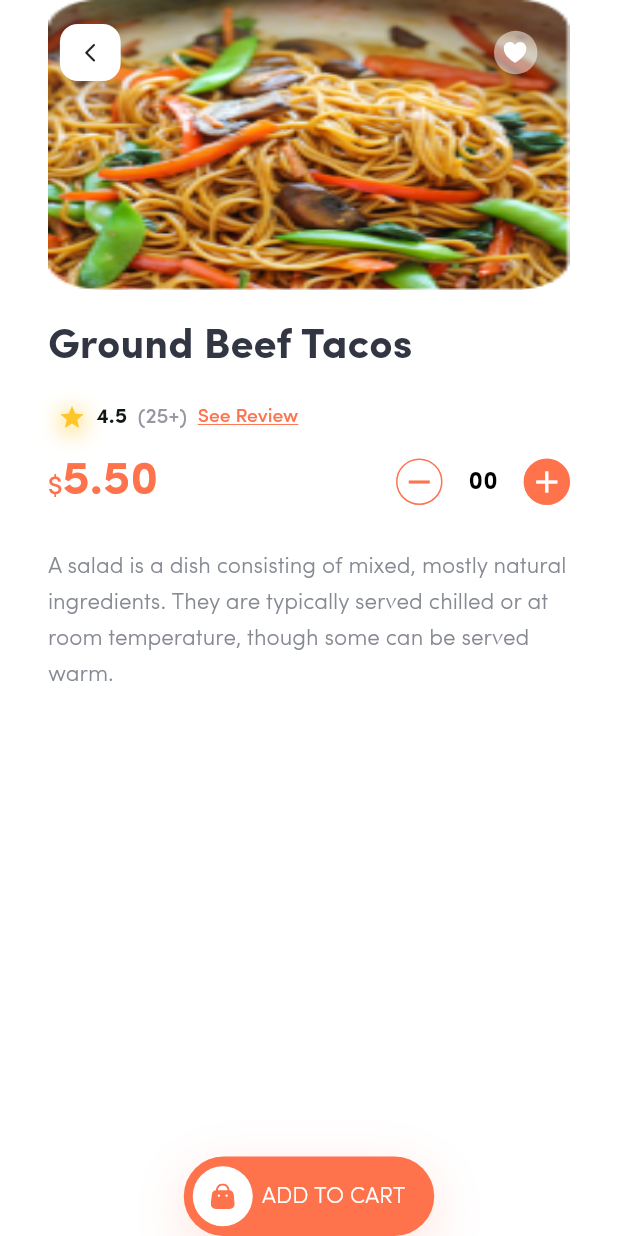
After one commit to TuNinh99/food_app, a Flutter app: the screen it shows after launch, after a tap on an icon or button, on a phone screen of 412 x 824 dp. The commit adds this screen. Run offline on Flutter 3.47's test engine with Material 2 defaults, Android fonts, the light colour scheme and no system bars; our stand-ins replace device_preview, flutter_svg.

Commit message:
Add food details page

```diff
--- a/lib/data/models/foods.dart
+++ b/lib/data/models/foods.dart
@@ -3,35 +3,82 @@ import 'package:food_app/data/models/ratingInfo.dart';
 class Food {
   final String name;
   final String image;
-  final String description;
+  final String shortDescription;
   final double price;
   final bool isFavourite;
   final RatingInfo ratingInfo;
+  final String description;
+  final List<AddOn> addOn;
 
-  Food(
-      {required this.name,
+  Food({
+    required this.name,
     required this.image,
-      required this.description,
+    required this.shortDescription,
     required this.price,
     required this.isFavourite,
-      required this.ratingInfo});
+    required this.ratingInfo,
+    required this.description,
+    required this.addOn,
+  });
+}
+
+class AddOn {
+  final String name;
+  final String image;
+  final double price;
+
+  AddOn({required this.name, required this.image, required this.price});
 }
 
 List<Food> popularItems = [
   Food(
       name: 'Salmon Salad',
-    image: 'assets/images/salad.png',
-    description: 'Baked salmon fish',
+      image: 'assets/images/foods/salad.png',
+      shortDescription: 'Vegetables and some fruits',
       price: 5.50,
       isFavourite: false,
-    ratingInfo: RatingInfo(rate: 4.5, numberRate: 25),
+      ratingInfo: RatingInfo(
+        rate: 4.5,
+        numberRate: 25,
       ),
+      description:
+          'A salad is a dish consisting of mixed, mostly natural ingredients. They are typically served chilled or at room temperature, though some can be served warm.',
+      addOn: []),
   Food(
       name: 'Salmon Pizza',
-    image: 'assets/images/pizza.png',
-    description: 'Baked salmon fish',
+      image: 'assets/images/foods/pizza.png',
+      shortDescription: 'Baked salmon fish',
       price: 8.25,
       isFavourite: true,
       ratingInfo: RatingInfo(rate: 4.7, numberRate: 86),
+      description:
+          'This is pizza prepared with seafood as a primary ingredient. Many types of seafood ingredients in fresh, frozen or canned forms may be used on seafood pizza. ',
+      addOn: []),
+  Food(
+    name: 'Ground Beef Tacos',
+    image: 'assets/images/foods/beef.png',
+    shortDescription: 'Brown the beef better',
+    price: 9.5,
+    isFavourite: true,
+    ratingInfo: RatingInfo(rate: 4.5, numberRate: 30),
+    description:
+        'Brown the beef better. Lean ground beef - I like to use 85% lean angus. Garlic - use fresh chopped. Spices - chili powder, cumin, onion powder. ',
+    addOn: [
+      AddOn(
+        name: 'Pepper  Julienned',
+        image: 'assets/images/addon/pepper.png',
+        price: 2.3,
+      ),
+      AddOn(
+        name: 'Baby Spinach',
+        image: 'assets/images/addon/spinach.png',
+        price: 4.7,
+      ),
+      AddOn(
+        name: 'Masroom',
+        image: 'assets/images/addon/masroom.png',
+        price: 2.5,
+      )
+    ],
   ),
 ];
--- a/lib/main.dart
+++ b/lib/main.dart
@@ -1,6 +1,7 @@
 import 'package:device_preview/device_preview.dart';
 import 'package:flutter/foundation.dart';
 import 'package:flutter/material.dart';
+import 'package:food_app/pages/food_details.dart';
 import 'package:food_app/pages/home_page.dart';
 
 void main() {
@@ -31,6 +32,7 @@ class FoodApp extends StatelessWidget {
       initialRoute: '$HomePage',
       routes: {
         '$HomePage': (context) => const HomePage(),
+        '$FoodDetails': (context) => const FoodDetails()
       },
     );
   }
--- /dev/null
+++ b/lib/pages/food_details.dart
@@ -0,0 +1,518 @@
+import 'package:flutter/material.dart';
+import 'package:flutter_svg/svg.dart';
+import 'package:food_app/data/models/foods.dart';
+import 'package:food_app/utils/themes.dart';
+
+class FoodDetails extends StatefulWidget {
+  const FoodDetails({super.key});
+
+  @override
+  State<FoodDetails> createState() => _FoodDetailsState();
+}
+
+class _FoodDetailsState extends State<FoodDetails> {
+  @override
+  Widget build(BuildContext context) {
+    final food = ModalRoute.of(context)!.settings.arguments as Food;
+    // final food = popularItems[2];
+
+    final Size size = MediaQuery.of(context).size;
+
+    return Scaffold(
+      backgroundColor: kColorWhite,
+      body: SafeArea(
+        child: Column(
+          children: [
+            Expanded(
+              flex: 4,
+              child: Column(
+                crossAxisAlignment: CrossAxisAlignment.start,
+                children: [
+                  Expanded(
+                    flex: 3,
+                    child: Padding(
+                      padding:
+                          EdgeInsets.symmetric(horizontal: size.width * 0.0775),
+                      child: Stack(
+                        children: [
+                          ClipRRect(
+                            borderRadius: const BorderRadius.all(
+                              Radius.circular(10),
+                            ),
+                            child: Image.asset(
+                              food.image,
+                              fit: BoxFit.fill,
+                              width: double.infinity,
+                            ),
+                          ),
+                          Padding(
+                            padding: const EdgeInsets.only(
+                              left: 8,
+                              top: 16,
+                              right: 16,
+                            ),
+                            child: Row(
+                              children: [
+                                Expanded(
+                                  child: GestureDetector(
+                                    onTap: () => Navigator.pop(context),
+                                    child: Container(
+                                      width: 38,
+                                      height: 38,
+                                      decoration: const BoxDecoration(
+                                        color: kColorWhite,
+                                        borderRadius: BorderRadius.all(
+                                          Radius.circular(12),
+                                        ),
+                                        boxShadow: [
+                                          BoxShadow(
+                                            offset: Offset(5, 10),
+                                            blurRadius: 20,
+                                            color: Color.fromRGBO(
+                                                211, 209, 216, 0.3),
+                                          ),
+                                        ],
+                                      ),
+                                      child: const Icon(
+                                        Icons.arrow_back_ios_new_rounded,
+                                        size: 15,
+                                      ),
+                                    ),
+                                  ),
+                                ),
+                                const Spacer(
+                                  flex: 6,
+                                ),
+                                Expanded(
+                                  child: CircleAvatar(
+                                    radius: 14.5,
+                                    backgroundColor: food.isFavourite
+                                        ? kColorPrimary
+                                        : const Color.fromRGBO(
+                                            255, 255, 255, 0.5),
+                                    child: SvgPicture.asset(
+                                      'assets/images/ic_heart.svg',
+                                    ),
+                                  ),
+                                )
+                              ],
+                            ),
+                          )
+                        ],
+                      ),
+                    ),
+                  ),
+                  const SizedBox(
+                    height: 20,
+                  ),
+                  Expanded(
+                    flex: 2,
+                    child: Padding(
+                      padding: EdgeInsets.symmetric(
+                        horizontal: size.width * 0.0775,
+                      ),
+                      child: Column(
+                        crossAxisAlignment: CrossAxisAlignment.start,
+                        children: [
+                          Expanded(
+                            child: Text(
+                              'Ground Beef Tacos',
+                              style: PrimaryFont.semiBold(28).copyWith(
+                                color: kColorLightBlack,
+                                height: 1.15,
+                              ),
+                            ),
+                          ),
+                          Expanded(
+                            child: FractionallySizedBox(
+                              widthFactor: 0.5,
+                              child: Row(
+                                mainAxisAlignment:
+                                    MainAxisAlignment.spaceEvenly,
+                                children: [
+                                  Container(
+                                    width: 18,
+                                    height: 18,
+                                    decoration: const BoxDecoration(
+                                      boxShadow: [
+                                        BoxShadow(
+                                          offset: Offset(0, 3),
+                                          blurRadius: 10,
+                                          color:
+                                              Color.fromRGBO(255, 197, 41, 0.4),
+                                        ),
+                                      ],
+                                    ),
+                                    child: const Icon(
+                                      Icons.star,
+                                      color: kColorYellow,
+                                      size: 18,
+                                    ),
+                                  ),
+                                  Text(
+                                    food.ratingInfo.rate.toString(),
+                                    style: PrimaryFont.semiBold(14).copyWith(
+                                      color: const Color(0XFF111719),
+                                      height: 1,
+                                    ),
+                                  ),
+                                  Text(
+                                    '(${food.ratingInfo.numberRate}+)',
+                                    style: PrimaryFont.medium(14).copyWith(
+                                      color: const Color(0XFF9796A1),
+                                      height: 1,
+                                    ),
+                                  ),
+                                  Text(
+                                    'See Review',
+                                    style: PrimaryFont.medium(13).copyWith(
+                                      color: kColorPrimary,
+                                      height: 1,
+                                      decoration: TextDecoration.underline,
+                                    ),
+                                  ),
+                                ],
+                              ),
+                            ),
+                          ),
+                          Expanded(
+                            child: Row(
+                              mainAxisAlignment: MainAxisAlignment.spaceBetween,
+                              children: [
+                                Expanded(
+                                  flex: 3,
+                                  child: RichText(
+                                    text: TextSpan(
+                                      text: '\$',
+                                      style: PrimaryFont.medium(17).copyWith(
+                                        color: kColorPrimary,
+                                        height: 1,
+                                      ),
+                                      children: [
+                                        TextSpan(
+                                          text: food.price.toStringAsFixed(2),
+                                          style:
+                                              PrimaryFont.semiBold(31).copyWith(
+                                            color: kColorPrimary,
+                                            height: 1,
+                                          ),
+                                        ),
+                                      ],
+                                    ),
+                                  ),
+                                ),
+                                const Spacer(
+                                  flex: 3,
+                                ),
+                                const Expanded(
+                                  flex: 3,
+                                  child: _GetAmountOfFood(),
+                                ),
+                              ],
+                            ),
+                          ),
+                        ],
+                      ),
+                    ),
+                  ),
+                ],
+              ),
+            ),
+            Expanded(
+              flex: 2,
+              child: Container(
+                padding: EdgeInsets.symmetric(
+                  horizontal: size.width * 0.0775,
+                  vertical: 20,
+                ),
+                child: Text(
+                  food.description,
+                  style: PrimaryFont.light(15).copyWith(
+                    color: const Color(0XFF858992),
+                    height: 1.57,
+                  ),
+                ),
+              ),
+            ),
+            Visibility(
+              visible: food.addOn.isNotEmpty,
+              child: Align(
+                alignment: Alignment.centerLeft,
+                child: Container(
+                  padding:
+                      EdgeInsets.symmetric(horizontal: size.width * 0.0775),
+                  margin: const EdgeInsets.only(bottom: 10),
+                  child: Text(
+                    'Choice of Add On',
+                    style: PrimaryFont.semiBold(18).copyWith(
+                      color: kColorLightBlack,
+                      height: 1,
+                    ),
+                  ),
+                ),
+              ),
+            ),
+            Expanded(
+              flex: 2,
+              child: Visibility(
+                visible: food.addOn.isNotEmpty,
+                child: Container(
+                  padding:
+                      EdgeInsets.symmetric(horizontal: size.width * 0.0775),
+                  child: _SelectAddOn(addOns: food.addOn),
+                ),
+              ),
+            ),
+            const Spacer(),
+            Center(
+              child: Container(
+                width: 167,
+                height: 53,
+                decoration: const BoxDecoration(
+                  borderRadius: BorderRadius.all(
+                    Radius.circular(28.5),
+                  ),
+                  color: kColorPrimary,
+                  boxShadow: [
+                    BoxShadow(
+                      offset: Offset(0, 10),
+                      blurRadius: 30,
+                      color: Color.fromRGBO(254, 114, 76, 0.2),
+                    ),
+                  ],
+                ),
+                child: Row(
+                  children: [
+                    Container(
+                      margin: const EdgeInsets.all(6.0),
+                      child: CircleAvatar(
+                        radius: 20,
+                        backgroundColor: kColorWhite,
+                        child: SvgPicture.asset(
+                            'assets/images/icon_menu/ic_cart.svg'),
+                      ),
+                    ),
+                    Center(
+                      child: Text(
+                        'ADD TO CART',
+                        style: PrimaryFont.light(15)
+                            .copyWith(color: kColorWhite, height: 1),
+                      ),
+                    )
+                  ],
+                ),
+              ),
+            ),
+          ],
+        ),
+      ),
+    );
+  }
+}
+
+class _GetAmountOfFood extends StatefulWidget {
+  const _GetAmountOfFood();
+
+  @override
+  State<_GetAmountOfFood> createState() => __GetAmountOfFoodState();
+}
+
+class __GetAmountOfFoodState extends State<_GetAmountOfFood> {
+  int amount = 0;
+
+  @override
+  Widget build(BuildContext context) {
+    return Row(
+      children: [
+        GestureDetector(
+          onTap: () => setState(() {
+            amount > 0 ? amount-- : amount = 0;
+          }),
+          child: Container(
+            width: 31,
+            height: 31,
+            decoration: BoxDecoration(
+              color: kColorWhite,
+              border: Border.all(
+                color: kColorPrimary,
+                width: 1,
+              ),
+              borderRadius: const BorderRadius.all(
+                Radius.circular(17),
+              ),
+            ),
+            child: const Icon(
+              Icons.remove,
+              color: kColorPrimary,
+            ),
+          ),
+        ),
+        Expanded(
+          child: Center(
+            child: Text(
+              amount < 10 ? ('0${amount.toString()}') : amount.toString(),
+              style: PrimaryFont.semiBold(16).copyWith(
+                color: kColorBlack,
+                height: 1,
+                letterSpacing: 0.25,
+              ),
+            ),
+          ),
+        ),
+        GestureDetector(
+          onTap: () => setState(() {
+            amount++;
+          }),
+          child: Container(
+            width: 31,
+            height: 31,
+            decoration: BoxDecoration(
+              color: kColorPrimary,
+              border: Border.all(
+                color: kColorPrimary,
+                width: 1,
+              ),
+              borderRadius: const BorderRadius.all(
+                Radius.circular(17),
+              ),
+            ),
+            child: const Icon(
+              Icons.add,
+              color: kColorWhite,
+            ),
+          ),
+        ),
+      ],
+    );
+  }
+}
+
+class _SelectAddOn extends StatefulWidget {
+  const _SelectAddOn({required this.addOns});
+
+  final List<AddOn> addOns;
+
+  @override
+  State<_SelectAddOn> createState() => __SelectAddOnState();
+}
+
+class __SelectAddOnState extends State<_SelectAddOn> {
+  @override
+  Widget build(BuildContext context) {
+    List<AddOn> addOns = widget.addOns;
+
+    int select = -1;
+
+    return ListView.builder(
+      itemCount: addOns.length,
+      itemBuilder: (context, index) {
+        return Container(
+          margin: const EdgeInsets.only(bottom: 10),
+          child: Row(
+            children: [
+              Expanded(
+                child: Container(
+                  width: 40,
+                  height: 40,
+                  clipBehavior: Clip.antiAlias,
+                  decoration: const BoxDecoration(
+                    color: Colors.transparent,
+                    borderRadius: BorderRadius.all(
+                      Radius.circular(20),
+                    ),
+                  ),
+                  child: CircleAvatar(
+                    backgroundColor: Colors.transparent,
+                    radius: 20,
+                    child: Image.asset(addOns[index].image),
+                  ),
+                ),
+              ),
+              const SizedBox(
+                width: 3,
+              ),
+              Expanded(
+                flex: 3,
+                child: Text(
+                  addOns[index].name,
+                  style: PrimaryFont.medium(14).copyWith(
+                    color: kColorBlack,
+                    height: 1.2,
+                  ),
+                ),
+              ),
+              const Spacer(
+                flex: 2,
+              ),
+              Expanded(
+                child: Text(
+                  '+\$${addOns[index].price}',
+                  style: PrimaryFont.medium(14).copyWith(
+                    color: kColorBlack,
+                    height: 1.2,
+                  ),
+                ),
+              ),
+              const _SelectButton(),
+            ],
+          ),
+        );
+      },
+    );
+  }
+}
+
+class _SelectButton extends StatefulWidget {
+  const _SelectButton({super.key});
+
+  @override
+  State<_SelectButton> createState() => __SelectButtonState();
+}
+
+class __SelectButtonState extends State<_SelectButton> {
+  bool isChecked = false;
+
+  @override
+  Widget build(BuildContext context) {
+    return GestureDetector(
+      onTap: () => setState(() {
+        isChecked = !isChecked;
+      }),
+      child: Container(
+        width: 22,
+        height: 22,
+        decoration: BoxDecoration(
+          border: Border.all(
+            color: isChecked ? kColorPrimary : const Color(0XFFD4D5DA),
+            width: 1.5,
+          ),
+          borderRadius: const BorderRadius.all(
+            Radius.circular(11),
+          ),
+        ),
+        child: Visibility(
+          visible: isChecked,
+          child: Center(
+            child: Container(
+              width: 13,
+              height: 13,
+              decoration: const BoxDecoration(
+                color: kColorPrimary,
+                borderRadius: BorderRadius.all(
+                  Radius.circular(6.5),
+                ),
+                boxShadow: [
+                  BoxShadow(
+                    offset: Offset(0, 4),
+                    blurRadius: 4,
+                    color: Color.fromRGBO(254, 114, 76, 0.4),
+                  ),
+                ],
+              ),
+            ),
+          ),
+        ),
+      ),
+    );
+  }
+}
--- a/lib/pages/home_page.dart
+++ b/lib/pages/home_page.dart
@@ -3,6 +3,7 @@ import 'package:flutter_svg/flutter_svg.dart';
 import 'package:food_app/data/models/categories.dart';
 import 'package:food_app/data/models/ratingInfo.dart';
 import 'package:food_app/data/models/restaurants.dart';
+import 'package:food_app/pages/food_details.dart';
 import 'package:food_app/utils/themes.dart';
 import 'package:food_app/widgets/menu.dart';
 import '../data/models/foods.dart';
@@ -158,7 +159,12 @@ class _PopularItems extends StatelessWidget {
         itemBuilder: (context, index) {
           final Food food = popularItems[index];
           String price = food.price.toStringAsFixed(2);
-          return Container(
+          return GestureDetector(
+            onTap: () => Navigator.of(context).pushNamed(
+              '$FoodDetails',
+              arguments: popularItems[index],
+            ),
+            child: Container(
               height: 215,
               width: 200,
               margin: const EdgeInsets.only(right: 15),
@@ -170,10 +176,15 @@ class _PopularItems extends StatelessWidget {
                     child: Stack(
                       clipBehavior: Clip.none,
                       children: [
-                      Image.asset(
+                        ClipRRect(
+                          borderRadius: const BorderRadius.all(
+                            Radius.circular(15),
+                          ),
+                          child: Image.asset(
                             food.image,
                             fit: BoxFit.fill,
                             width: double.infinity,
+                          ),
                         ),
                         Padding(
                           padding: const EdgeInsets.all(10.0),
@@ -209,7 +220,8 @@ class _PopularItems extends StatelessWidget {
                                     children: [
                                       TextSpan(
                                         text: price,
-                                      style: PrimaryFont.semiBold(20).copyWith(
+                                        style:
+                                            PrimaryFont.semiBold(20).copyWith(
                                           color: kColorBlack,
                                           height: 1.1,
                                         ),
@@ -259,7 +271,7 @@ class _PopularItems extends StatelessWidget {
                           ),
                           Expanded(
                             child: Text(
-                            food.description,
+                              food.shortDescription,
                               style: PrimaryFont.light(12).copyWith(
                                 color: const Color(0XFF9796A1),
                                 height: 1,
@@ -271,6 +283,7 @@ class _PopularItems extends StatelessWidget {
                     ),
                   ),
                 ],
+              ),
             ),
           );
         },
@@ -755,12 +768,3 @@ class _Header extends StatelessWidget {
     );
   }
 }
-
-class CategoryItem extends StatelessWidget {
-  const CategoryItem({super.key});
-
-  @override
-  Widget build(BuildContext context) {
-    return Container();
-  }
-}
--- a/pubspec.yaml
+++ b/pubspec.yaml
@@ -63,6 +63,8 @@ flutter:
     - assets/images/
     - assets/images/categories/
     - assets/images/icon_menu/
+    - assets/images/foods/
+    - assets/images/addon/
 
   # An image asset can refer to one or more resolution-specific "variants", see
   # https://flutter.dev/assets-and-images/#resolution-aware
```
Also changed, not shown: assets/images/addon/masroom.png (added), assets/images/addon/pepper.png (added), assets/images/addon/spinach.png (added), assets/images/foods/beef.png (added), assets/images/foods/pizza.png (renamed from assets/images/pizza.png), assets/images/foods/salad.png (renamed from assets/images/salad.png), assets/images/icon_menu/ic_cart.svg (added). Lines whose indentation alone changed are shown as unchanged.
